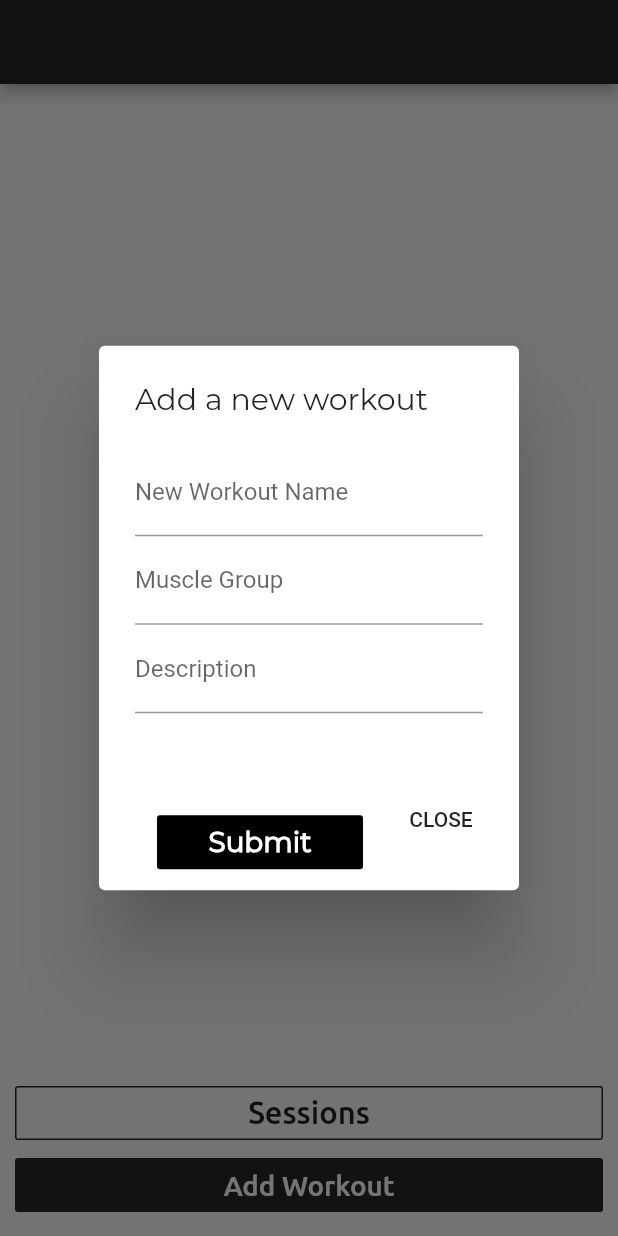
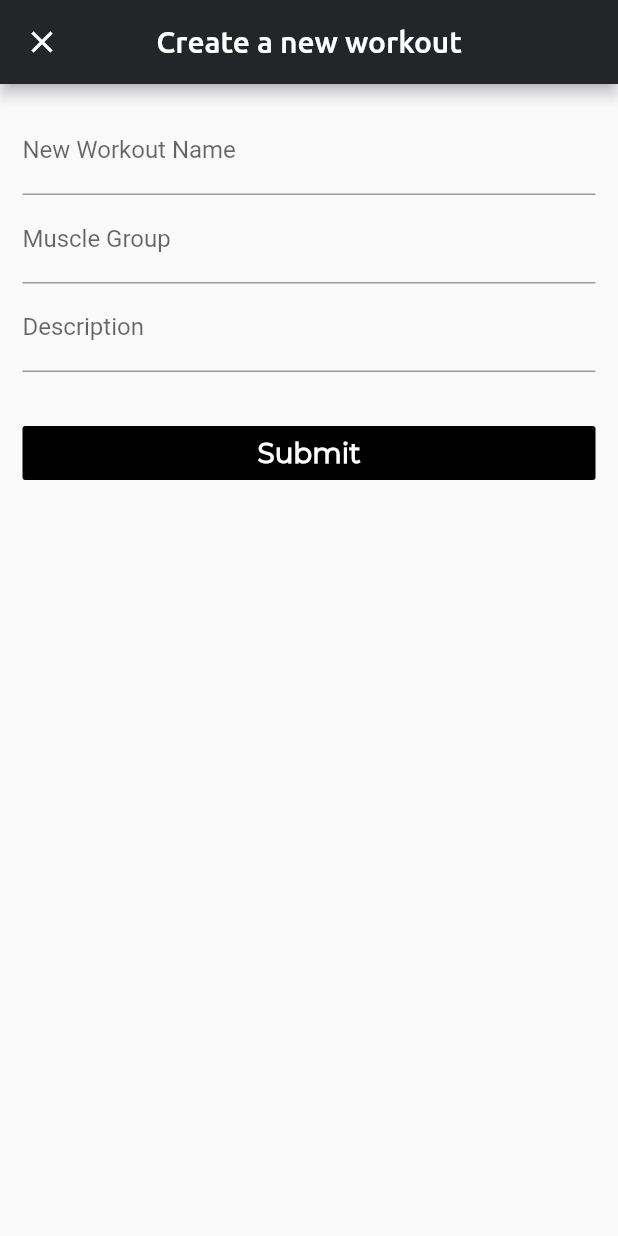
Before and after one commit to sushbalajee/GymFlutter, a Flutter app: the UploadClientWorkouts screen opened directly with empty values, after a tap on "Add Workout", on a phone screen of 412 x 824 dp. Run offline on Flutter 3.47's test engine with Material 2 defaults, Android fonts, the phone set to English and light mode, and no system bars; drawn by our look-alikes of firebase_database; our stand-ins replace connectivity, datetime_picker_formfield, firebase_auth, firebase_storage, shared_preferences; missing offline and left inert: autocomplete_textfield; accounts and stored records are empty.

Commit message:
Design updates and made creation boxes full screen

```diff
--- a/gym_app/lib/main.dart
+++ b/gym_app/lib/main.dart
@@ -51,7 +51,7 @@ class HomePageState extends State<GymApp> {
   Widget build(BuildContext context) {
 
     return new MaterialApp(
-        title: "Evolve FC",
+        //title: "Evolve FC",
         home: new Scaffold(
             backgroundColor: Colors.grey[100],
 
@@ -59,7 +59,7 @@ class HomePageState extends State<GymApp> {
 
                 centerTitle: true,
                 backgroundColor: Color(0xFF232528),
-                title: new Text("Evolve Fitness Consultants", style: TextStyle(fontSize: 20.0, fontFamily: "Montserrat", fontWeight: FontWeight.w500),)),
+                title: new Text("Gym App v0.1", style: TextStyle(fontSize: 20.0, fontFamily: "Ubuntu", fontWeight: FontWeight.w500),)),
 
             body: currentPage,
 
--- a/gym_app/lib/root.dart
+++ b/gym_app/lib/root.dart
@@ -228,9 +228,9 @@ class RootPageState extends State<RootPage> {
           child: new FlatButton(
             child: new Text("Sign Out",
                 style: TextStyle(
-                    fontFamily: "Montserrat",
+                    fontFamily: "Ubuntu",
                     fontSize: screenWidth * 0.045,
-                    fontWeight: FontWeight.w700,
+                    fontWeight: FontWeight.w600,
                     color: Colors.white)),
             onPressed: signedOut,
           )
--- a/gym_app/lib/uploadClientWorkouts.dart
+++ b/gym_app/lib/uploadClientWorkouts.dart
@@ -78,8 +78,7 @@ class _UploadClientWorkoutsState extends State<UploadClientWorkouts> {
     return Scaffold(
       appBar: AppBar(
         backgroundColor: Color(0xFF232528),
-        title: Text(clientName, style: TextStyle(fontFamily: "Ubuntu")),
-      ),
+        title: Text(clientName, style: TextStyle(fontFamily: "Ubuntu")),),
       resizeToAvoidBottomPadding: false,
       body:
       Column(
@@ -102,7 +101,7 @@ class _UploadClientWorkoutsState extends State<UploadClientWorkouts> {
                       trailing: new IconButton(
                           iconSize: 35.0,
                           icon: Icon(Icons.delete_forever),
-                          color: Color(0xFF550000),
+                          color: Color(0xFF405062),
                           onPressed: () {
                             if (items.length == 1) {
                               confirmError(
@@ -245,10 +244,20 @@ class _UploadClientWorkoutsState extends State<UploadClientWorkouts> {
         context: context,
         barrierDismissible: false, // user must tap button!
         builder: (BuildContext context) {
-          return new AlertDialog(
-            title:
-                new Text(execution, style: TextStyle(fontFamily: "Montserrat")),
-            content: SingleChildScrollView(
+          return new Scaffold(
+            appBar: new AppBar(
+
+              leading: new IconButton(
+  icon: new Icon(Icons.close),
+  onPressed: () => Navigator.of(context).pop(),
+),
+
+                centerTitle: true,
+                backgroundColor: Color(0xFF232528),
+                title: new Text("Create a new workout", style: TextStyle(fontSize: 20.0, fontFamily: "Ubuntu", fontWeight: FontWeight.w500),)),
+
+            body: SingleChildScrollView(
+              padding: EdgeInsets.all(15.0),
                 child: Form(
               key: formKey,
               child: Flex(
@@ -272,12 +281,8 @@ class _UploadClientWorkoutsState extends State<UploadClientWorkouts> {
                     onSaved: (val) => item.description = val,
                     validator: (val) => val == "" ? val : null,
                   ),
-                ],
-              ),
-            )),
-            actions: <Widget>[
-              Container(
-                    width: screenWidth/3,
+                  Container(
+                    width: screenWidth - 30,
                     padding: EdgeInsets.only(top: 30.0),
                     child: new FlatButton(
                       child: new Text("Submit",
@@ -288,22 +293,21 @@ class _UploadClientWorkoutsState extends State<UploadClientWorkouts> {
                               color: Colors.white)),
                       color: Colors.black,
                       onPressed: () {
+                        if(formKey.currentState.validate()){
+                  Navigator.of(context).pop();}
                         handleSubmit();
                         setState(() => _UploadClientWorkoutsState());
-                        Navigator.of(context).pop();
+                        //Navigator.of(context).pop();
                       },
                     ),
                   ),
-              FlatButton(
-                child: const Text('CLOSE'),
-                onPressed: () {
-                  Navigator.of(context).pop();
-                },
+                ],
               ),
-            ],
+            )),
           );
         });
   }
+
 }
 
 class Item {
--- a/gym_app/lib/usersList.dart
+++ b/gym_app/lib/usersList.dart
@@ -74,7 +74,7 @@ class UIDListPage extends State<UIDList> {
             centerTitle: true,
             backgroundColor: Color(0xFF232528),
             title: new Text("My Clients",
-                style: TextStyle(fontFamily: "Montserrat"))),
+                style: TextStyle(fontFamily: "Ubuntu"))),
         body: Container(
             child: FutureBuilder(
                 future: fetchPost(),
@@ -116,9 +116,9 @@ class UIDListPage extends State<UIDList> {
                                   contentPadding: EdgeInsets.all(20.0),
                                   title: Text(snapshot.data[index],
                                       style: TextStyle(
-                                          fontFamily: "Montserrat",
+                                          fontFamily: "Ubuntu",
                                           color: Color(0xFF22333B),
-                                          fontWeight: FontWeight.w700)),
+                                          fontWeight: FontWeight.w600)),
                                   onTap: () {
                                     Navigator.push(
                                         context,
--- a/gym_app/lib/workouts.dart
+++ b/gym_app/lib/workouts.dart
@@ -66,7 +66,7 @@ class _WorkoutsListState extends State<WorkoutsList> {
                           child: new ListTile(
                               title: Text(snapshot.data[index].workoutname,
                                   style: TextStyle(
-                                      fontFamily: "Montserrat",
+                                      fontFamily: "Ubuntu",
                                       fontSize: screenWidth * 0.055,
                                       color: Color(0xFF22333B),
                                       fontWeight: FontWeight.w600)),
--- a/gym_app/pubspec.yaml
+++ b/gym_app/pubspec.yaml
@@ -62,8 +62,6 @@ flutter:
   - assets/7.jpg
   - assets/JSON/gymapp-e8453-export.json
   - assets/JSON/testingLocal.json
-  - assets/Evolve Logo White.png
-  - assets/Evolve Logo.png
   - assets/groupEdit.png
   - assets/BookEdit.png
   - assets/personalEdit.png
```
Also changed, not shown: gym_app/lib/home.dart (+2 -7 lines), gym_app/lib/uploadClientWorkoutDetails.dart (+74 -62 lines), gym_app/assets/Evolve Logo White.png (deleted), gym_app/assets/Evolve Logo.png (deleted).
